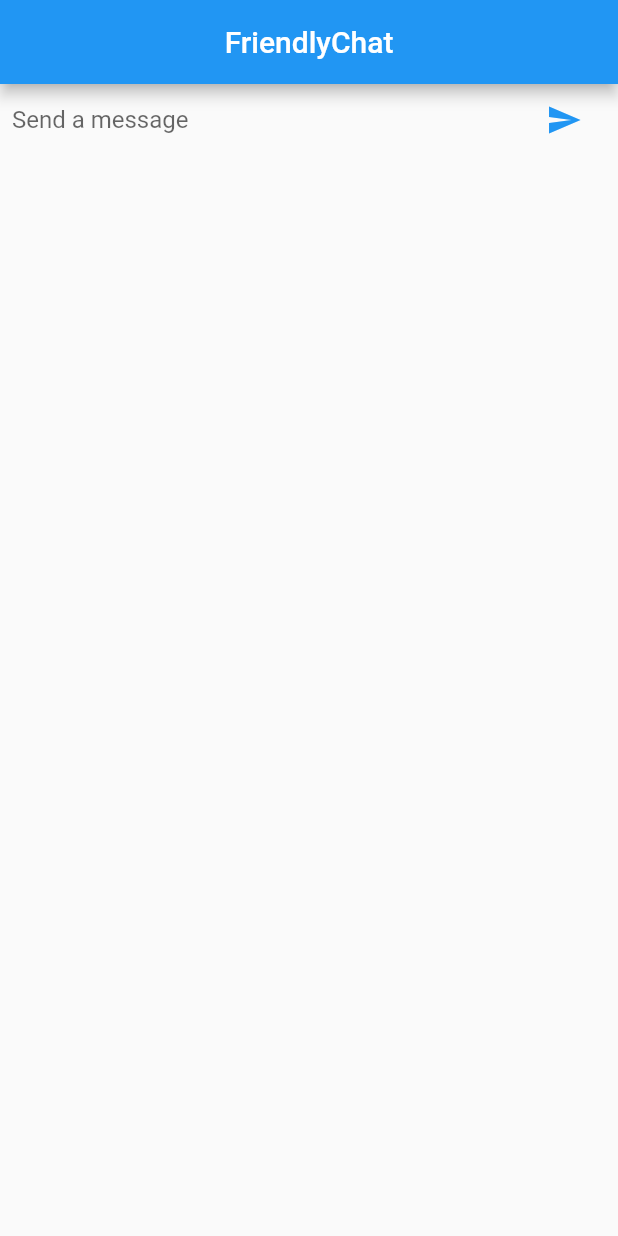
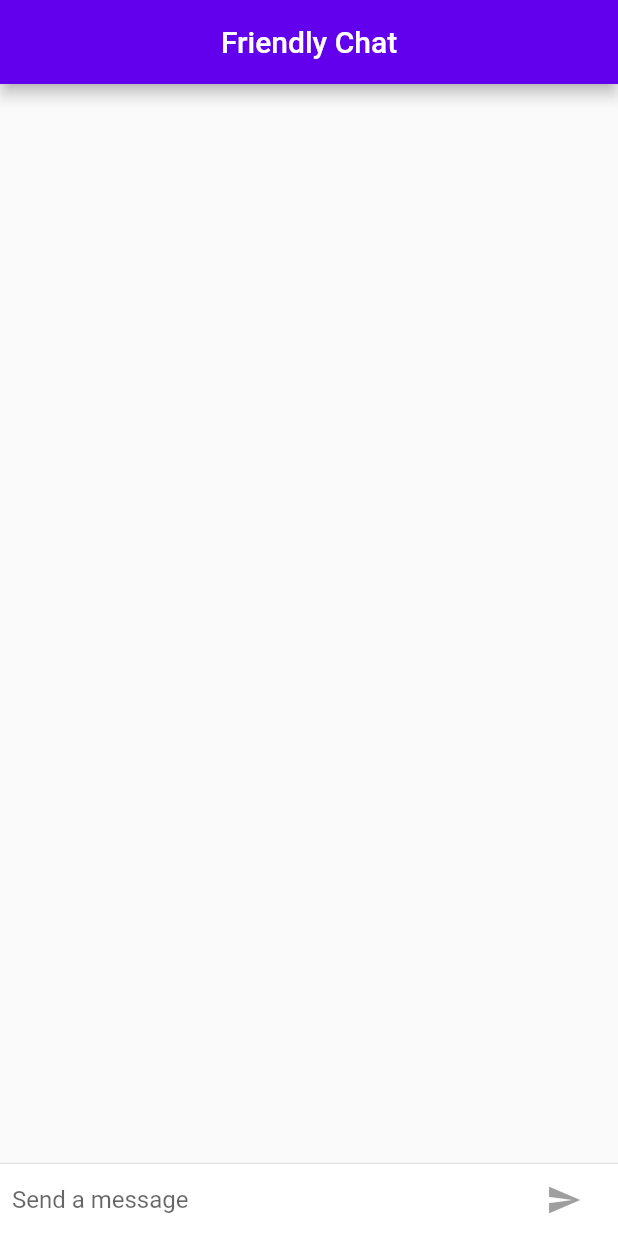
Before and after one commit to rizkidarmawanrpl/friendly_chat_app, a Flutter app: the screen it shows after launch, on a phone screen of 412 x 824 dp. Run offline on Flutter 3.47's test engine with Material 2 defaults, Android fonts, the phone set to English and light mode, and no system bars.

Commit message:
Commit update fixed

```diff
--- a/lib/main.dart
+++ b/lib/main.dart
@@ -1,8 +1,21 @@
+import 'package:flutter/foundation.dart';
 import 'package:flutter/material.dart';
+import 'package:flutter/cupertino.dart';
 
 void main() {
   runApp(const FriendlyChatApp());
 }
+
+final ThemeData kIOSTheme = ThemeData(
+  primarySwatch: Colors.orange,
+  primaryColor: Colors.grey[100],
+  brightness: Brightness.light,
+);
+
+final ThemeData kDefaultTheme = ThemeData(
+  primarySwatch: Colors.purple,
+  colorScheme: const ColorScheme.light(brightness: Brightness.light),
+);
 
 class FriendlyChatApp extends StatelessWidget {
   const FriendlyChatApp({super.key});
@@ -11,9 +24,7 @@
   Widget build(BuildContext context) {
     return MaterialApp(
         title: 'FriendlyChat',
-        theme: ThemeData(
-          primarySwatch: Colors.blue,
-        ),
+        theme: defaultTargetPlatform == TargetPlatform.iOS? kIOSTheme : kDefaultTheme,
         home: const ChatScreen());
   }
 }
@@ -22,20 +33,54 @@
   const ChatScreen({super.key});
 
   @override
-  State<ChatScreen> createState() => _ChatScreenState();
+  State<ChatScreen> createState() => ChatScreenState();
 }
 
-class _ChatScreenState extends State<ChatScreen> {
+class ChatScreenState extends State<ChatScreen> with TickerProviderStateMixin {
   final List<ChatMessage> _messages = <ChatMessage>[];
   final TextEditingController _textController = TextEditingController();
+  bool _isComposing = false;
 
   @override
   Widget build(BuildContext context) {
     return Scaffold(
       appBar: AppBar(
-          title: const Center(child: Text('FriendlyChat')),
+        title: const Center(child: Text('Friendly Chat')),
+        elevation: Theme.of(context).platform == TargetPlatform.iOS? 0.0 : 4.0,
       ),
-        body: _buildTextComposer());
+      body: Container(
+        decoration: Theme.of(context).platform == TargetPlatform.iOS ? const BoxDecoration(
+          border: Border(
+            top: BorderSide(color: Colors.grey),
+          ),
+        ) : null,
+        child: Column(
+          children: <Widget>[
+            Flexible(
+              child: ListView.builder(
+                padding: const EdgeInsets.all(8.0),
+                reverse: true,
+                itemBuilder: (_, int index) => _messages[index],
+                itemCount: _messages.length,
+              ),
+            ),
+            const Divider(height: 1.0),
+            Container(
+              decoration: BoxDecoration(color: Theme.of(context).cardColor),
+              child: _buildTextComposer(),
+            )
+          ],
+        ),
+      ),
+    );
+  }
+
+  @override
+  void dispose() {
+    for (ChatMessage message in _messages) {
+      message.animationController.dispose();
+    }
+    super.dispose();
   }
 
   Widget _buildTextComposer() {
@@ -50,6 +95,11 @@
             Flexible(
               child: TextField(
                 controller: _textController,
+                onChanged: (String text) {
+                  setState(() {
+                    _isComposing = text.isNotEmpty;
+                  });
+                },
                 onSubmitted: _handleSubmited,
                 decoration:
                     const InputDecoration.collapsed(hintText: 'Send a message'),
@@ -57,9 +107,14 @@
             ),
             Container(
               margin: const EdgeInsets.symmetric(horizontal: 4.0),
-              child: IconButton(
+              child: Theme.of(context).platform == TargetPlatform.iOS ?
+              CupertinoButton(
+                onPressed: _isComposing? () => _handleSubmited(_textController.text) : null,
+                child: const Text("Send"),
+              ) :
+              IconButton(
                 icon: const Icon(Icons.send),
-                onPressed: () => _handleSubmited(_textController.text),
+                onPressed: _isComposing? () => _handleSubmited(_textController.text) : null,
               ),
             )
           ],
@@ -70,24 +125,40 @@
 
   void _handleSubmited(String text) {
     _textController.clear();
+    setState(() {
+      _isComposing = false;
+    });
     ChatMessage message = ChatMessage(
       text: text,
+      animationController: AnimationController(
+        duration: const Duration(milliseconds: 700),
+        vsync: this,
+      ),
     );
     setState(() {
       _messages.insert(0, message);
     });
+    message.animationController.forward();
   }
 }
 
 class ChatMessage extends StatelessWidget {
-  const ChatMessage({super.key, required this.text});
+  const ChatMessage(
+      {super.key, required this.text, required this.animationController});
 
   final String text;
+  final AnimationController animationController;
   final String _name = 'Rizki Darmawan';
 
   @override
   Widget build(BuildContext context) {
-    return Container(
+    return SizeTransition(
+      sizeFactor: CurvedAnimation(
+        parent: animationController,
+        curve: Curves.easeOut,
+      ),
+      axisAlignment: 0.0,
+      child: Container(
         margin: const EdgeInsets.symmetric(vertical: 10.0),
         child: Row(
           crossAxisAlignment: CrossAxisAlignment.start,
@@ -98,7 +169,8 @@
                 child: Text(_name[0]),
               ),
             ),
-          Column(
+            Expanded(
+                child: Column(
               crossAxisAlignment: CrossAxisAlignment.start,
               children: <Widget>[
                 Text(
@@ -110,8 +182,9 @@
                   child: Text(text),
                 ),
               ],
-          )
+            )),
           ],
+        ),
       ),
     );
   }
```
Lines whose indentation alone changed are shown as unchanged.
